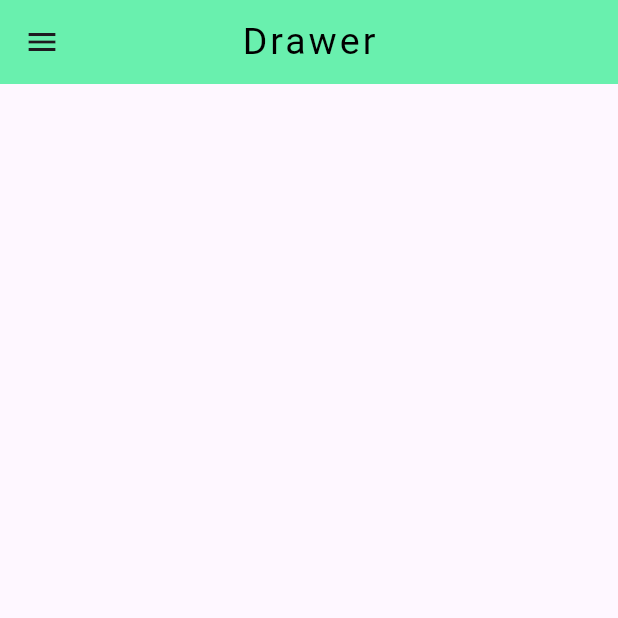
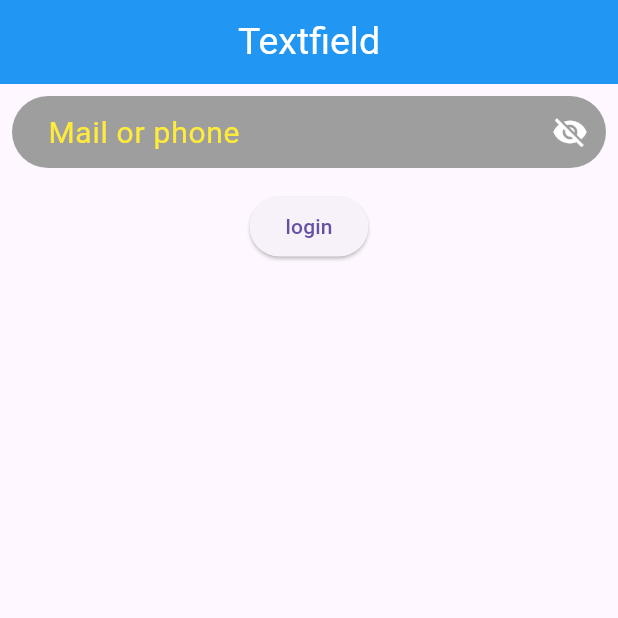
Before and after one commit to niceislam/practise, a Flutter app: the screen it shows after launch, on a phone screen of 412 x 824 dp, the top half of it. Run offline on Flutter 3.47's test engine with Material 3 defaults, Android fonts, the light colour scheme and no system bars.

Commit message:
TextField update

```diff
--- a/lib/main.dart
+++ b/lib/main.dart
@@ -1,5 +1,6 @@
 import 'package:flutter/cupertino.dart';
 import 'package:flutter/material.dart';
+import 'package:new_app10/practice/textfield.dart';
 
 import 'my_app/chip_practice.dart';
 import 'my_app/drawer.dart';
@@ -16,7 +17,7 @@ class MyApp extends StatelessWidget {
   Widget build(BuildContext context) {
     return MaterialApp(
       debugShowCheckedModeBanner: false,
-      home: DrawerData(),
+      home: Textfielddata(),
     );
   }
 }
--- /dev/null
+++ b/lib/practice/textfield.dart
@@ -0,0 +1,95 @@
+import 'dart:developer';
+
+import 'package:flutter/material.dart';
+
+class Textfielddata extends StatefulWidget {
+  const Textfielddata({super.key});
+
+  @override
+  State<Textfielddata> createState() => _TextfielddataState();
+}
+
+class _TextfielddataState extends State<Textfielddata> {
+  TextEditingController onchangedController = TextEditingController();
+  bool obsecureText = true;
+  final filledText = GlobalKey<FormState>();
+  @override
+  Widget build(BuildContext context) {
+    return Scaffold(
+      appBar: AppBar(
+        backgroundColor: Colors.blue,
+        centerTitle: true,
+        title: Text(
+          "Textfield",
+          style: TextStyle(color: Colors.white, fontSize: 25),
+        ),
+      ),
+      body: Padding(
+        padding: const EdgeInsets.all(8.0),
+        child: Form(
+          key: filledText,
+          child: Column(
+            crossAxisAlignment: CrossAxisAlignment.center,
+            children: [
+              TextFormField(
+                obscureText: obsecureText,
+                clipBehavior: Clip.hardEdge,
+                mouseCursor: MouseCursor.uncontrolled,
+                controller: onchangedController,
+                //keyboardType: TextInputType.phone,
+                cursorHeight: 20,
+                cursorColor: Colors.white,
+                style: TextStyle(color: Colors.white, fontSize: 20),
+                decoration: InputDecoration(
+                  labelText: "Mail or phone",
+                  labelStyle: TextStyle(color: Colors.yellow, fontSize: 20),
+                  suffixIcon: InkWell(
+                    onTap: () {
+                      setState(() {
+                        obsecureText = !obsecureText;
+                      });
+                    },
+                    child:
+                        obsecureText == false
+                            ? Icon(Icons.visibility, color: Colors.white)
+                            : Icon(Icons.visibility_off, color: Colors.white),
+                  ),
+                  contentPadding: EdgeInsets.symmetric(
+                    vertical: 5,
+                    horizontal: 20,
+                  ),
+                  fillColor: Colors.grey,
+                  filled: true,
+                  border: OutlineInputBorder(
+                    borderRadius: BorderRadius.circular(25),
+                    borderSide: BorderSide.none,
+                  ),
+                  focusedBorder: OutlineInputBorder(
+                    borderSide: BorderSide.none,
+                    borderRadius: BorderRadius.circular(5),
+                  ),
+                ),
+                validator: (value) {
+                  if (value == null || value == "") {
+                    return "field can't empty";
+                  } else if (!value.contains("@") || !value.contains(".")) {
+                    return "wrong mail";
+                  }
+                },
+              ),
+              SizedBox(height: 15),
+              ElevatedButton(
+                onPressed: () {
+                  if (filledText.currentState!.validate()) {
+                    return;
+                  }
+                },
+                child: Text("login"),
+              ),
+            ],
+          ),
+        ),
+      ),
+    );
+  }
+}
```
